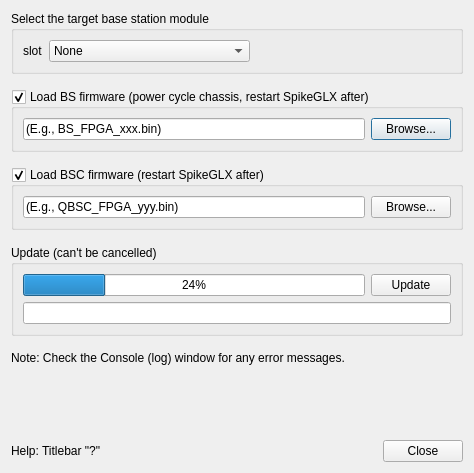
First picture: the form in Forms/IMFirmDlg.ui, repository billkarsh/SpikeGLX, before the edit.
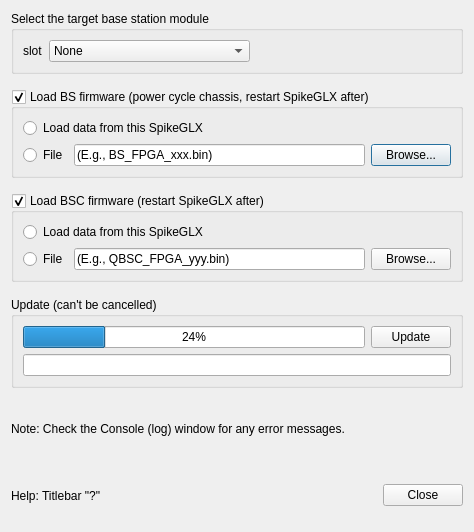
Second picture: the form after the edit.

Commit message: Restore Firmware dialog

Patch:
```diff
--- a/Forms/IMFirmDlg.ui
+++ b/Forms/IMFirmDlg.ui
@@ -10,9 +10,15 @@
     <x>0</x>
     <y>0</y>
     <width>474</width>
-    <height>473</height>
+    <height>532</height>
    </rect>
   </property>
+  <property name="sizePolicy">
+   <sizepolicy hsizetype="Preferred" vsizetype="Minimum">
+    <horstretch>0</horstretch>
+    <verstretch>0</verstretch>
+   </sizepolicy>
+  </property>
   <property name="windowTitle">
    <string>Update Imec Firmware</string>
   </property>
@@ -161,7 +167,7 @@
       <bool>true</bool>
      </property>
      <layout class="QGridLayout" name="gridLayout">
-      <item row="0" column="0">
+      <item row="1" column="1">
        <widget class="QLineEdit" name="bsfileLE">
         <property name="sizePolicy">
          <sizepolicy hsizetype="MinimumExpanding" vsizetype="Fixed">
@@ -180,7 +186,7 @@
         </property>
        </widget>
       </item>
-      <item row="0" column="1">
+      <item row="1" column="2">
        <widget class="QPushButton" name="bsBrowse">
         <property name="sizePolicy">
          <sizepolicy hsizetype="Preferred" vsizetype="Preferred">
@@ -193,6 +199,20 @@
         </property>
        </widget>
       </item>
+      <item row="1" column="0">
+       <widget class="QRadioButton" name="bsExtRadio">
+        <property name="text">
+         <string>File</string>
+        </property>
+       </widget>
+      </item>
+      <item row="0" column="0" colspan="2">
+       <widget class="QRadioButton" name="bsIntRadio">
+        <property name="text">
+         <string>Load data from this SpikeGLX</string>
+        </property>
+       </widget>
+      </item>
      </layout>
     </widget>
    </item>
@@ -205,7 +225,20 @@
       <bool>true</bool>
      </property>
      <layout class="QGridLayout" name="gridLayout_4">
-      <item row="0" column="0">
+      <item row="1" column="2">
+       <widget class="QPushButton" name="bscBrowse">
+        <property name="sizePolicy">
+         <sizepolicy hsizetype="Preferred" vsizetype="Preferred">
+          <horstretch>0</horstretch>
+          <verstretch>0</verstretch>
+         </sizepolicy>
+        </property>
+        <property name="text">
+         <string>Browse...</string>
+        </property>
+       </widget>
+      </item>
+      <item row="1" column="1">
        <widget class="QLineEdit" name="bscfileLE">
         <property name="sizePolicy">
          <sizepolicy hsizetype="MinimumExpanding" vsizetype="Fixed">
@@ -224,16 +257,17 @@
         </property>
        </widget>
       </item>
-      <item row="0" column="1">
-       <widget class="QPushButton" name="bscBrowse">
-        <property name="sizePolicy">
-         <sizepolicy hsizetype="Preferred" vsizetype="Preferred">
-          <horstretch>0</horstretch>
-          <verstretch>0</verstretch>
-         </sizepolicy>
+      <item row="1" column="0">
+       <widget class="QRadioButton" name="bscExtRadio">
+        <property name="text">
+         <string>File</string>
         </property>
+       </widget>
+      </item>
+      <item row="0" column="0" colspan="2">
+       <widget class="QRadioButton" name="bscIntRadio">
         <property name="text">
-         <string>Browse...</string>
+         <string>Load data from this SpikeGLX</string>
         </property>
        </widget>
       </item>
@@ -287,22 +321,6 @@
     </widget>
    </item>
    <item row="5" column="0">
-    <spacer name="verticalSpacer">
-     <property name="orientation">
-      <enum>Qt::Vertical</enum>
-     </property>
-     <property name="sizeType">
-      <enum>QSizePolicy::MinimumExpanding</enum>
-     </property>
-     <property name="sizeHint" stdset="0">
-      <size>
-       <width>20</width>
-       <height>20</height>
-      </size>
-     </property>
-    </spacer>
-   </item>
-   <item row="6" column="0">
     <layout class="QHBoxLayout" name="horizontalLayout">
      <item>
       <widget class="QLabel" name="label_4">
```
Left out of the diff: 22 changed lines with no effect on the pictures. The commit also changes 4 other files.
